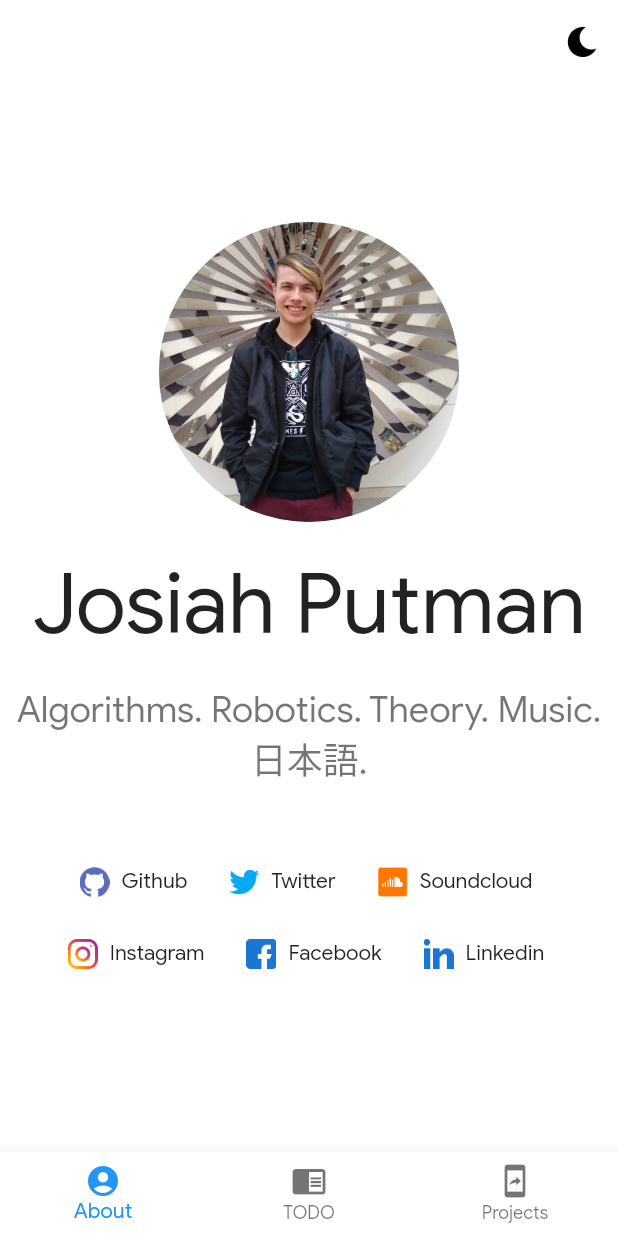
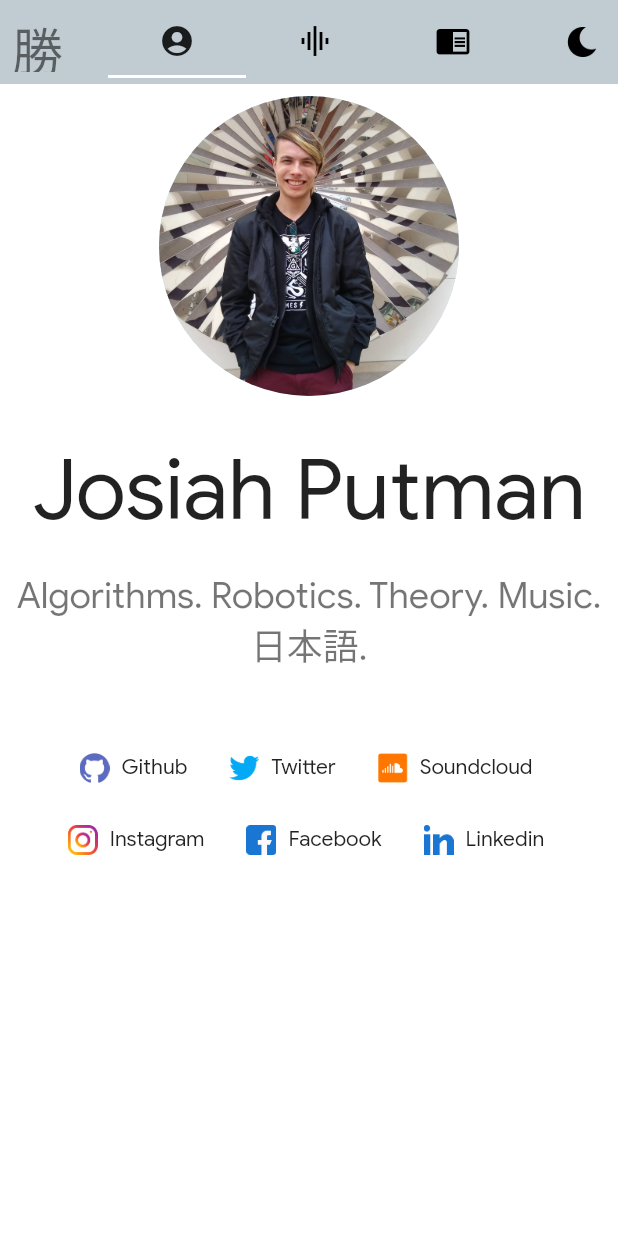
Before and after one commit to Katsutoshii/katsutoshii.github.io, a Flutter app: the screen it shows after launch, on a phone screen of 412 x 824 dp. Run offline on Flutter 3.47's test engine with Material 2 defaults, Android fonts, the phone set to English and light mode, and no system bars; missing offline and left inert: dart:html, particles_flutter.

Commit message:
Added particles on music page

```diff
--- a/lib/config/themes.dart
+++ b/lib/config/themes.dart
@@ -16,6 +16,7 @@ ThemeData darkTheme(context) {
         splashColor: Colors.black),
     appBarTheme: AppBarTheme(
       elevation: 0.0,
+      color: Colors.white.withAlpha(64)
     ),
   );
 }
@@ -36,6 +37,7 @@ ThemeData lightTheme(context) {
         splashColor: Colors.white),
     appBarTheme: AppBarTheme(
       elevation: 0.0,
+      color: Colors.blueGrey.withAlpha(100)
     ),
   );
 }
--- a/lib/pages/home.dart
+++ b/lib/pages/home.dart
@@ -2,33 +2,15 @@ import 'package:flutter/material.dart';
 import 'package:katsutoshii/config/assets.dart';
 import 'package:katsutoshii/tabs/about.dart';
 import 'package:katsutoshii/models/theme_switcher.dart';
+import 'package:katsutoshii/tabs/particles.dart';
 import 'package:katsutoshii/tabs/projects.dart';
 import 'package:scoped_model/scoped_model.dart';
 
-class HomePage extends StatefulWidget {
-  @override
-  _HomePageState createState() => _HomePageState();
-}
+import '../widgets/responsive.dart';
 
-class _HomePageState extends State<HomePage> {
-  int _selectedIndex = 0;
-  static List<Widget> tabWidgets = <Widget>[
-    AboutTab(),
-    AboutTab(),
-    ProjectsTab(),
-  ];
-
-  @override
-  void initState() {
-    super.initState();
-  }
-
-  @override
-  Widget build(BuildContext context) {
-    return Scaffold(
-      appBar: AppBar(
-        actions: <Widget>[
-          IconButton(
+class HomePage extends StatelessWidget {
+  Widget themeSwitch(BuildContext context) {
+    return IconButton(
       icon: ScopedModel.of<ThemeSwitcher>(context).isDarkMode
           ? Icon(Icons.wb_sunny)
           : Image.asset(
@@ -38,31 +20,47 @@ class _HomePageState extends State<HomePage> {
             ),
       onPressed: () =>
           ScopedModel.of<ThemeSwitcher>(context).switchDarkMode(),
-          )
+    );
+  }
+
+  Widget tabScaffold(BuildContext context, {bool isLarge: false}) {
+    return Scaffold(
+      appBar: AppBar(
+        leading: Padding(
+          padding: const EdgeInsets.all(8.0),
+          child: Text('勝利', style: Theme.of(context).textTheme.headline4,),
+        ),
+        actions: <Widget>[themeSwitch(context)],
+        title: TabBar(
+          tabs: [
+            isLarge ? Tab(text: "About") : Tab(icon: Icon(Icons.account_circle)),
+            isLarge ? Tab(text: "Music") : Tab(icon: Icon(Icons.graphic_eq)),
+            isLarge ? Tab(text: "Projects") : Tab(icon: Icon(Icons.chrome_reader_mode)),
           ],
         ),
-      body: Center(
-        child: tabWidgets.elementAt(_selectedIndex),
       ),
-      bottomNavigationBar: BottomNavigationBar(
-        items: const <BottomNavigationBarItem>[
-          BottomNavigationBarItem(
-            icon: Icon(Icons.account_circle),
-            title: Text('About'),
-          ),
-          BottomNavigationBarItem(
-            icon: Icon(Icons.chrome_reader_mode),
-            title: Text('TODO'),
-          ),
-          BottomNavigationBarItem(
-            icon: Icon(Icons.mobile_screen_share),
-            title: Text('Projects'),
-          )
+      body: TabBarView(
+        children: [
+          AboutTab(),
+          ParticlesTab(),
+          ProjectsTab(),
         ],
-        currentIndex: _selectedIndex,
-        onTap: (index) => setState(() => _selectedIndex = index),
-        selectedItemColor: Theme.of(context).accentColor,
       ),
     );
   }
+
+  Widget tabController(BuildContext context) {
+    return DefaultTabController(
+        length: 3,
+        child: ResponsiveWidget(
+          largeScreen: tabScaffold(context, isLarge: true),
+          smallScreen: tabScaffold(context, isLarge: false)
+        )
+      );
   }
+
+  @override
+  Widget build(BuildContext context) {
+    return tabController(context);
+  }
+}
--- a/lib/tabs/about.dart
+++ b/lib/tabs/about.dart
@@ -1,10 +1,7 @@
 import 'package:katsutoshii/config/assets.dart';
 import 'package:katsutoshii/config/constants.dart';
 import 'package:flutter/material.dart';
-import 'package:scoped_model/scoped_model.dart';
 import 'dart:html' as html;
-
-import '../models/theme_switcher.dart';
 
 class AboutTab extends StatelessWidget {
   @override
@@ -16,9 +13,12 @@ class AboutTab extends StatelessWidget {
           child: Column(
             crossAxisAlignment: CrossAxisAlignment.center,
             children: <Widget>[
-              CircleAvatar(
-                radius: 100,
-                backgroundImage: Image.asset(Assets.avatar).image,
+              Padding(
+                padding: const EdgeInsets.all(8.0),
+                child: CircleAvatar(
+                  radius: 100,
+                  backgroundImage: Image.asset(Assets.avatar).image,
+                ),
               ),
               SizedBox(
                 height: 20,
--- a/pubspec.yaml
+++ b/pubspec.yaml
@@ -12,6 +12,7 @@ dependencies:
   http: ^0.12.0+2
   scoped_model: ^1.0.1
   cupertino_icons: ^0.1.3
+  particles_flutter: ^0.1.2
 
 dev_dependencies:
   flutter_test:
```
Also changed, not shown: lib/tabs/particles.dart (added, +32 -0 lines). Lines whose indentation alone changed are shown as unchanged.
